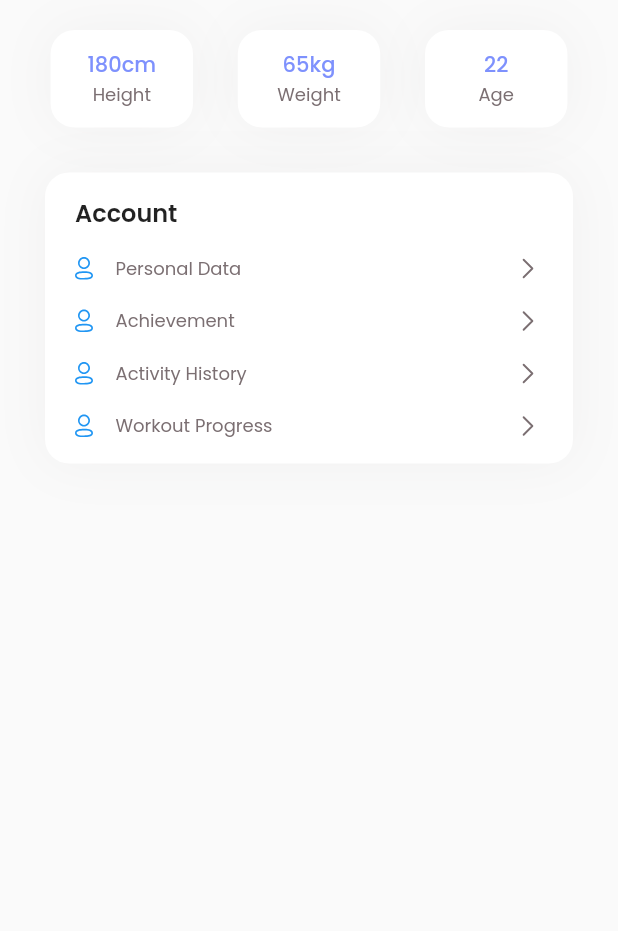
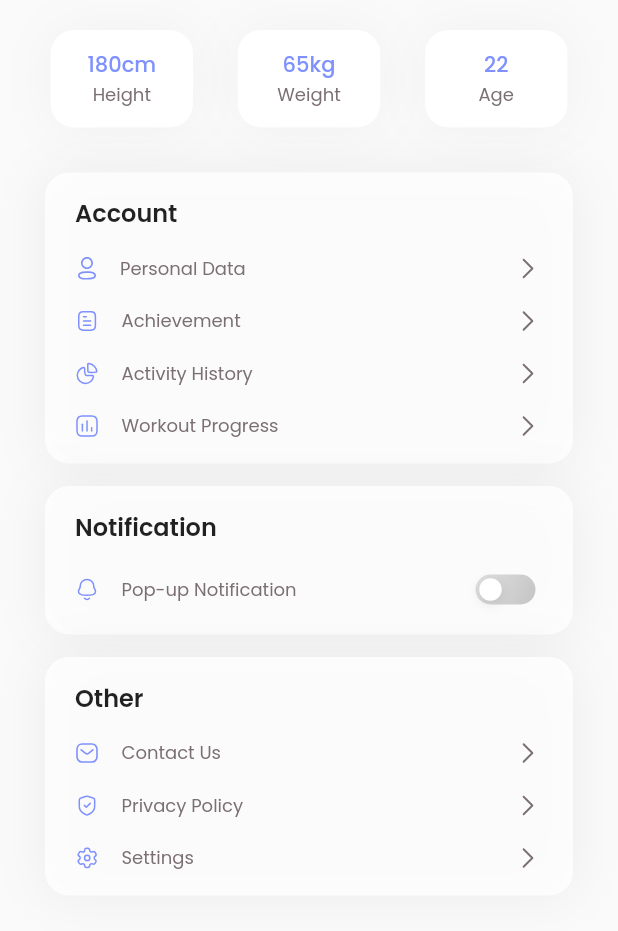
Before and after one commit to veropov/Train, a Flutter app: the Avatar widget shown alone on an empty page, opened directly, on a phone screen of 412 x 824 dp, the part 105-1036 px from its top. Run offline on Flutter 3.47's test engine with Material 2 defaults, Android fonts, the phone set to English and light mode, and no system bars; our stand-ins replace carousel_slider, fl_chart, flutter_svg, lite_rolling_switch, percent_indicator.

Commit message:
Update person_profile.dart

```diff
--- a/lib/pages/person_profile.dart
+++ b/lib/pages/person_profile.dart
@@ -192,23 +192,30 @@ Widget Avatar() => SingleChildScrollView(child:
           ],
         ),
       ),
-      Account()
+      Account(),
+      Notification(),
+      Other()
     ],
   ),
 );
 
 Widget Account() => Container(
-  margin: EdgeInsets.symmetric(horizontal: 30, vertical: 25),
+  margin: EdgeInsets.only(left: 30, right: 30, top: 25, bottom: 15),
   decoration: BoxDecoration(
     borderRadius: BorderRadius.circular(16),
-    color: Colors.white,
+    color: const Color.fromARGB(200, 255, 255, 255),
     boxShadow: [
         const BoxShadow(
-          color: Color.fromARGB(10, 15, 5, 5),
+          color: Color.fromARGB(15, 15, 5, 5),
           blurRadius: 30,
         )
       ]
   ),
+  child: InkWell(
+    borderRadius: BorderRadius.circular(16),
+    onTap: () {},
+    highlightColor: const Color.fromARGB(255, 255, 255, 255),
+    splashColor: const Color.fromARGB(255, 118, 103, 255),
     child: Column(
       mainAxisAlignment: MainAxisAlignment.center,
       crossAxisAlignment: CrossAxisAlignment.start,
@@ -227,8 +234,9 @@ Widget Account() => Container(
                 children: [
                   Row(
                     children: [
-                    SvgPicture.asset('assets/icons/Profile_light.svg', color: Colors.blue, height: 16),
-                    SizedBox(width: 15),
+                      SizedBox(width: 2),
+                      SvgPicture.asset('assets/icons/Profile_light.svg', color: Color.fromARGB(255, 126, 145, 253), height: 16),
+                      SizedBox(width: 16),
                       Text('Personal Data', style: TextStyle(fontSize: 12, height: 1.5, fontWeight: FontWeight.w400, fontFamily: "Poppins", color: kGray100)),
                     ],
                   ),
@@ -242,7 +250,7 @@ Widget Account() => Container(
                 children: [
                   Row(
                     children: [
-                    SvgPicture.asset('assets/icons/Profile_light.svg', color: Colors.blue, height: 16),
+                      SvgPicture.asset('assets/icons/Document_light.svg', color: Color.fromARGB(255, 126, 145, 253), height: 16),
                       SizedBox(width: 15),
                       Text('Achievement', style: TextStyle(fontSize: 12, height: 1.5, fontWeight: FontWeight.w400, fontFamily: "Poppins", color: kGray100)),
                     ],
@@ -257,7 +265,7 @@ Widget Account() => Container(
                 children: [
                   Row(
                     children: [
-                    SvgPicture.asset('assets/icons/Profile_light.svg', color: Colors.blue, height: 16),
+                      SvgPicture.asset('assets/icons/Graph_light.svg', color: Color.fromARGB(255, 126, 145, 253), height: 16),
                       SizedBox(width: 15),
                       Text('Activity History', style: TextStyle(fontSize: 12, height: 1.5, fontWeight: FontWeight.w400, fontFamily: "Poppins", color: kGray100)),
                     ],
@@ -272,7 +280,7 @@ Widget Account() => Container(
                 children: [
                   Row(
                     children: [
-                    SvgPicture.asset('assets/icons/Profile_light.svg', color: Colors.blue, height: 16),
+                      SvgPicture.asset('assets/icons/Chart_light.svg', color: Color.fromARGB(255, 126, 145, 253), height: 16),
                       SizedBox(width: 15),
                       Text('Workout Progress', style: TextStyle(fontSize: 12, height: 1.5, fontWeight: FontWeight.w400, fontFamily: "Poppins", color: kGray100)),
                     ],
@@ -285,4 +293,125 @@ Widget Account() => Container(
         ),
       ],
     ),
+  ),
 );
+
+Widget Notification() => Container(
+  margin: EdgeInsets.symmetric(horizontal: 30),
+  decoration: BoxDecoration(
+    borderRadius: BorderRadius.circular(16),
+    color: const Color.fromARGB(200, 255, 255, 255),
+    boxShadow: [
+        const BoxShadow(
+          color: Color.fromARGB(15, 15, 5, 5),
+          blurRadius: 30,
+        )
+      ]
+  ),
+  child: Container(
+    margin: EdgeInsets.symmetric(horizontal: 20, vertical: 15),
+    child: Column(
+      mainAxisAlignment: MainAxisAlignment.center,
+      crossAxisAlignment: CrossAxisAlignment.start,
+      children: [
+        Text('Notification', style: TextStyle(fontSize: 16, height: 1.5, fontWeight: FontWeight.w600, fontFamily: "Poppins")),
+        SizedBox(height: 15),
+        Row(
+          crossAxisAlignment: CrossAxisAlignment.center,
+          mainAxisAlignment: MainAxisAlignment.spaceBetween,
+          children: [
+            Row(
+              children: [
+                SvgPicture.asset('assets/icons/Notification_light.svg', color: Color.fromARGB(255, 126, 145, 253), height: 16),
+                SizedBox(width: 15),
+                Text('Pop-up Notification', style: TextStyle(fontSize: 12, height: 1.5, fontWeight: FontWeight.w400, fontFamily: "Poppins", color: kGray100)),
+              ],
+            ),
+            SwitchButton()
+          ],
+        ),
+      ],
+    ),
+  ),
+);
+
+Widget Other() => Container(
+  margin: EdgeInsets.only(left: 30, right: 30, top: 15, bottom: 30),
+  decoration: BoxDecoration(
+    borderRadius: BorderRadius.circular(16),
+    color: const Color.fromARGB(200, 255, 255, 255),
+    boxShadow: [
+        const BoxShadow(
+          color: Color.fromARGB(15, 15, 5, 5),
+          blurRadius: 30,
+        )
+      ]
+  ),
+  child: InkWell(
+    borderRadius: BorderRadius.circular(16),
+    onTap: () {},
+    highlightColor: const Color.fromARGB(255, 255, 255, 255),
+    splashColor: const Color.fromARGB(255, 118, 103, 255),
+    child: Column(
+      mainAxisAlignment: MainAxisAlignment.center,
+      crossAxisAlignment: CrossAxisAlignment.start,
+      children: [
+        Container(
+          margin: EdgeInsets.only(left: 20, top: 15),
+          child: Text('Other', style: TextStyle(fontSize: 16, height: 1.5, fontWeight: FontWeight.w600, fontFamily: "Poppins"))
+        ),
+        Container(
+          margin: EdgeInsets.symmetric(horizontal: 20, vertical: 15),
+          child: Column(
+            children: [
+              Row(
+                crossAxisAlignment: CrossAxisAlignment.center,
+                mainAxisAlignment: MainAxisAlignment.spaceBetween,
+                children: [
+                  Row(
+                    children: [
+                      SvgPicture.asset('assets/icons/Message_light.svg', color: Color.fromARGB(255, 126, 145, 253), height: 16),
+                      SizedBox(width: 15),
+                      Text('Contact Us', style: TextStyle(fontSize: 12, height: 1.5, fontWeight: FontWeight.w400, fontFamily: "Poppins", color: kGray100)),
+                    ],
+                  ),
+                  SvgPicture.asset('assets/icons/Arrow - Right 2_light.svg', color: kGray100, height: 20)
+                ],
+              ),
+              SizedBox(height: 15),
+              Row(
+                crossAxisAlignment: CrossAxisAlignment.center,
+                mainAxisAlignment: MainAxisAlignment.spaceBetween,
+                children: [
+                  Row(
+                    children: [
+                      SvgPicture.asset('assets/icons/Shield Done_light.svg', color: Color.fromARGB(255, 126, 145, 253), height: 16),
+                      SizedBox(width: 15),
+                      Text('Privacy Policy', style: TextStyle(fontSize: 12, height: 1.5, fontWeight: FontWeight.w400, fontFamily: "Poppins", color: kGray100)),
+                    ],
+                  ),
+                  SvgPicture.asset('assets/icons/Arrow - Right 2_light.svg', color: kGray100, height: 20)
+                ],
+              ),
+              SizedBox(height: 15),
+              Row(
+                crossAxisAlignment: CrossAxisAlignment.center,
+                mainAxisAlignment: MainAxisAlignment.spaceBetween,
+                children: [
+                  Row(
+                    children: [
+                      SvgPicture.asset('assets/icons/Setting_light.svg', color: Color.fromARGB(255, 126, 145, 253), height: 16),
+                      SizedBox(width: 15),
+                      Text('Settings', style: TextStyle(fontSize: 12, height: 1.5, fontWeight: FontWeight.w400, fontFamily: "Poppins", color: kGray100)),
+                    ],
+                  ),
+                  SvgPicture.asset('assets/icons/Arrow - Right 2_light.svg', color: kGray100, height: 20)
+                ],
+              ),
+            ],
+          ),
+        ),
+      ],
+    ),
+  ),
+);
```
Lines whose indentation alone changed are shown as unchanged.
